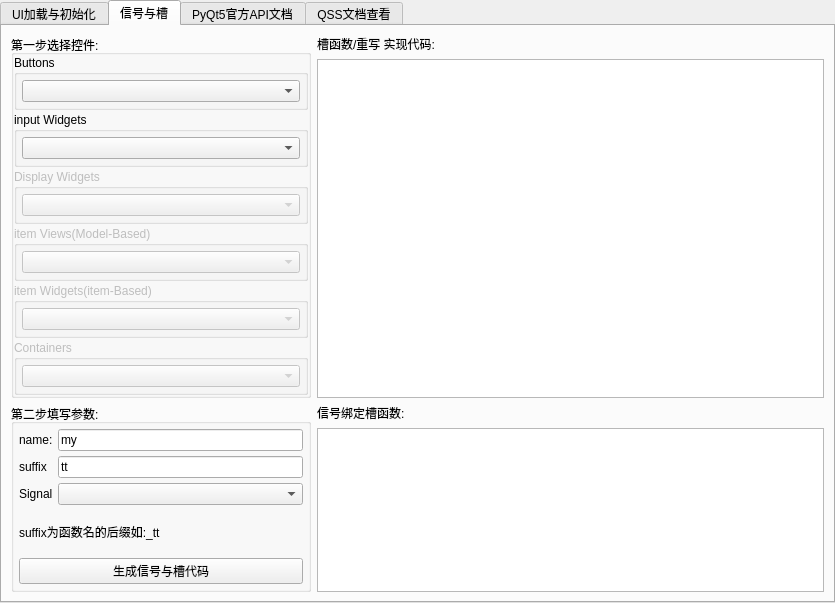
The window that ui/MainWindow.ui (luxiaolan6373/UI_tool) describes before a commit, drawn with Qt 5.
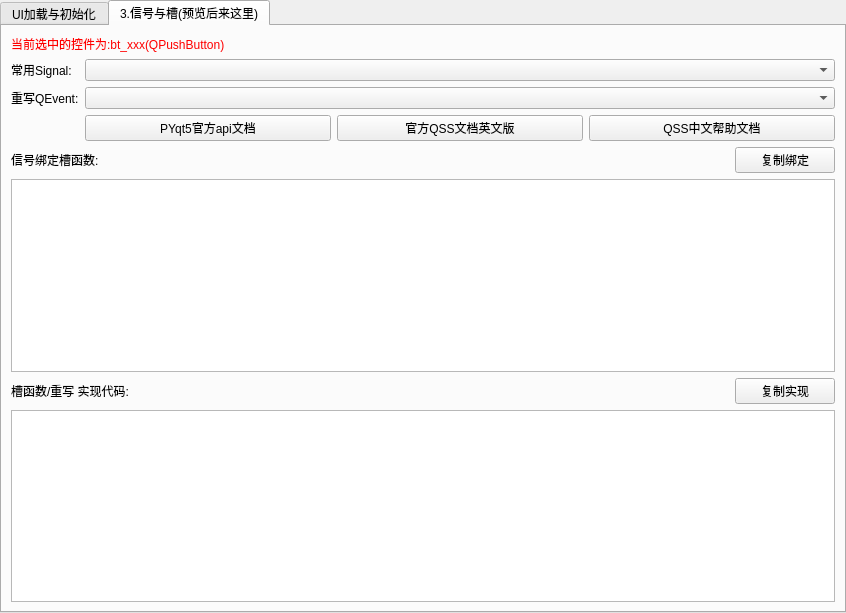
The same window after the commit. The open tabs and pages were chosen to show the change.

What changed in the file:
```diff
--- a/ui/MainWindow.ui
+++ b/ui/MainWindow.ui
@@ -7,8 +7,8 @@
    <rect>
     <x>0</x>
     <y>0</y>
-    <width>835</width>
-    <height>603</height>
+    <width>846</width>
+    <height>613</height>
    </rect>
   </property>
   <property name="windowTitle">
@@ -18,7 +18,12 @@
    <string>&lt;html&gt;&lt;head/&gt;&lt;body&gt;&lt;p&gt;还有更多功能正在研发中...&lt;/p&gt;&lt;p&gt;如果您有什么想法可以在论坛或者B站留言!&lt;/p&gt;&lt;p&gt;论坛地址:www.52pojie.cn&lt;/p&gt;&lt;p&gt;B站ID:python懒人智能&lt;/p&gt;&lt;/body&gt;&lt;/html&gt;</string>
   </property>
   <property name="styleSheet">
-   <string notr="true">font: 75 10pt &quot;微软雅黑&quot;;</string>
+   <string notr="true">*{font: 75 10pt &quot;微软雅黑&quot;;}
+
+#lb_title{
+color:red;
+	font: 75 11pt &quot;微软雅黑&quot;;
+}</string>
   </property>
   <widget class="QWidget" name="centralwidget">
    <layout class="QHBoxLayout" name="horizontalLayout">
@@ -275,10 +280,10 @@
               </property>
              </widget>
             </item>
-            <item row="1" column="2">
-             <widget class="QCheckBox" name="cb_wbk">
+            <item row="2" column="0" colspan="2">
+             <widget class="QLabel" name="label_5">
               <property name="text">
-               <string>窗口无边框</string>
+               <string>窗口透明度(0-1之间的小数):</string>
               </property>
              </widget>
             </item>
@@ -352,678 +357,137 @@
       </widget>
       <widget class="QWidget" name="tab_2">
        <attribute name="title">
-        <string>信号与槽</string>
+        <string>3.信号与槽(预览后来这里)</string>
        </attribute>
-       <layout class="QGridLayout" name="gridLayout_3">
-        <item row="3" column="1">
-         <widget class="QTextEdit" name="ed_signal"/>
-        </item>
-        <item row="0" column="1">
-         <widget class="QLabel" name="label_7">
+       <layout class="QVBoxLayout" name="verticalLayout">
+        <item>
+         <widget class="QLabel" name="lb_title">
           <property name="text">
-           <string>槽函数/重写 实现代码:</string>
+           <string>当前选中的控件为:bt_xxx(QPushButton)</string>
           </property>
          </widget>
         </item>
-        <item row="0" column="0" rowspan="2">
-         <widget class="QGroupBox" name="groupBox_7">
-          <property name="maximumSize">
-           <size>
-            <width>300</width>
-            <height>16777215</height>
-           </size>
-          </property>
-          <property name="title">
-           <string>第一步选择控件:</string>
-          </property>
-          <layout class="QVBoxLayout" name="verticalLayout">
-           <property name="spacing">
-            <number>2</number>
-           </property>
-           <property name="leftMargin">
-            <number>0</number>
-           </property>
-           <property name="topMargin">
-            <number>0</number>
-           </property>
-           <property name="rightMargin">
-            <number>0</number>
-           </property>
-           <property name="bottomMargin">
-            <number>0</number>
-           </property>
-           <item>
-            <widget class="QGroupBox" name="groupBox">
-             <property name="title">
-              <string>Buttons</string>
-             </property>
-             <layout class="QVBoxLayout" name="verticalLayout_6" stretch="0">
-              <property name="spacing">
-               <number>5</number>
+        <item>
+         <layout class="QFormLayout" name="formLayout_2">
+          <item row="0" column="0">
+           <widget class="QLabel" name="signalLabel_2">
+            <property name="text">
+             <string>常用Signal:</string>
+            </property>
+           </widget>
+          </item>
+          <item row="0" column="1">
+           <widget class="QComboBox" name="cbb_signal"/>
+          </item>
+          <item row="1" column="0">
+           <widget class="QLabel" name="signalLabel_3">
+            <property name="text">
+             <string>重写QEvent:</string>
+            </property>
+           </widget>
+          </item>
+          <item row="1" column="1">
+           <widget class="QComboBox" name="cbb_qevent"/>
+          </item>
+          <item row="2" column="1">
+           <layout class="QHBoxLayout" name="horizontalLayout_2">
+            <item>
+             <widget class="QPushButton" name="bt_pyqtapi">
+              <property name="maximumSize">
+               <size>
+                <width>16777215</width>
+                <height>16777215</height>
+               </size>
               </property>
-              <property name="leftMargin">
-               <number>5</number>
+              <property name="text">
+               <string>PYqt5官方api文档</string>
               </property>
-              <property name="topMargin">
-               <number>5</number>
+             </widget>
+            </item>
+            <item>
+             <widget class="QPushButton" name="bt_qss">
+              <property name="maximumSize">
+               <size>
+                <width>16777215</width>
+                <height>16777215</height>
+               </size>
               </property>
-              <property name="rightMargin">
-               <number>5</number>
+              <property name="text">
+               <string>官方QSS文档英文版</string>
               </property>
-              <property name="bottomMargin">
-               <number>5</number>
+             </widget>
+            </item>
+            <item>
+             <widget class="QPushButton" name="bt_qss_2">
+              <property name="maximumSize">
+               <size>
+                <width>16777215</width>
+                <height>16777215</height>
+               </size>
               </property>
-              <item>
-               <widget class="QComboBox" name="cbb_buttons">
-                <property name="toolTipDuration">
-                 <number>-1</number>
-                </property>
-                <property name="currentIndex">
-                 <number>-1</number>
-                </property>
-                <item>
-                 <property name="text">
-                  <string>Push Buttoon</string>
-                 </property>
-                </item>
-                <item>
-                 <property name="text">
-                  <string>Tool Button</string>
-                 </property>
-                </item>
-                <item>
-                 <property name="text">
-                  <string>Radio Button</string>
-                 </property>
-                </item>
-                <item>
-                 <property name="text">
-                  <string>Check Box</string>
-                 </property>
-                </item>
-                <item>
-                 <property name="text">
-                  <string>Command Link Button</string>
-                 </property>
-                </item>
-                <item>
-                 <property name="text">
-                  <string>Dialog Button Box</string>
-                 </property>
-                </item>
-               </widget>
-              </item>
-             </layout>
-            </widget>
-           </item>
-           <item>
-            <widget class="QGroupBox" name="groupBox_2">
-             <property name="title">
-              <string>input Widgets</string>
-             </property>
-             <layout class="QVBoxLayout" name="verticalLayout_5" stretch="0">
-              <property name="spacing">
-               <number>5</number>
+              <property name="text">
+               <string>QSS中文帮助文档</string>
               </property>
-              <property name="leftMargin">
-               <number>5</number>
-              </property>
-              <property name="topMargin">
-               <number>5</number>
-              </property>
-              <property name="rightMargin">
-               <number>5</number>
-              </property>
-              <property name="bottomMargin">
-               <number>5</number>
-              </property>
-              <item>
-               <widget class="QComboBox" name="cbb_input">
-                <property name="toolTipDuration">
-                 <number>0</number>
-                </property>
-                <property name="currentIndex">
-                 <number>-1</number>
-                </property>
-                <item>
-                 <property name="text">
-                  <string>Combo Box</string>
-                 </property>
-                </item>
-                <item>
-                 <property name="text">
-                  <string>Font Combo Box</string>
-                 </property>
-                </item>
-                <item>
-                 <property name="text">
-                  <string>Line Edit</string>
-                 </property>
-                </item>
-                <item>
-                 <property name="text">
-                  <string>Text Edit</string>
-                 </property>
-                </item>
-                <item>
-                 <property name="text">
-                  <string>Plain Text Edit</string>
-                 </property>
-                </item>
-                <item>
-                 <property name="text">
-                  <string>Spin Box</string>
-                 </property>
-                </item>
-                <item>
-                 <property name="text">
-                  <string>Double Spin Box</string>
-                 </property>
-                </item>
-                <item>
-                 <property name="text">
-                  <string>Time Edit</string>
-                 </property>
-                </item>
-                <item>
-                 <property name="text">
-                  <string>Date Edit</string>
-                 </property>
-                </item>
-                <item>
-                 <property name="text">
-                  <string>Date/Time Edit</string>
-                 </property>
-                </item>
-                <item>
-                 <property name="text">
-                  <string>Dial</string>
-                 </property>
-                </item>
-                <item>
-                 <property name="text">
-                  <string>Horizontal Scroll Bar</string>
-                 </property>
-                </item>
-                <item>
-                 <property name="text">
-                  <string>Vertical Scroll Bar</string>
-                 </property>
-                </item>
-                <item>
-                 <property name="text">
-                  <string>Horizontal Slider</string>
-                 </property>
-                </item>
-                <item>
-                 <property name="text">
-                  <string>VerTical Slider</string>
-                 </property>
-                </item>
-                <item>
-                 <property name="text">
-                  <string>Key Sequence Edit</string>
-                 </property>
-                </item>
-               </widget>
-              </item>
-             </layout>
-            </widget>
-           </item>
-           <item>
-            <widget class="QGroupBox" name="groupBox_3">
-             <property name="enabled">
-              <bool>false</bool>
-             </property>
-             <property name="title">
-              <string>Display Widgets</string>
-             </property>
-             <layout class="QVBoxLayout" name="verticalLayout_4" stretch="0">
-              <property name="spacing">
-               <number>5</number>
-              </property>
-              <property name="leftMargin">
-               <number>5</number>
-              </property>
-              <property name="topMargin">
-               <number>5</number>
-              </property>
-              <property name="rightMargin">
-               <number>5</number>
-              </property>
-              <property name="bottomMargin">
-               <number>5</number>
-              </property>
-              <item>
-               <widget class="QComboBox" name="cbb_display">
-                <property name="toolTipDuration">
-                 <number>0</number>
-                </property>
-                <property name="currentIndex">
-                 <number>-1</number>
-                </property>
-                <item>
-                 <property name="text">
-                  <string>Label</string>
-                 </property>
-                </item>
-                <item>
-                 <property name="text">
-                  <string>Text Browser</string>
-                 </property>
-                </item>
-                <item>
-                 <property name="text">
-                  <string>Graphics View</string>
-                 </property>
-                </item>
-                <item>
-                 <property name="text">
-                  <string>Calendar Widget</string>
-                 </property>
-                </item>
-                <item>
-                 <property name="text">
-                  <string>LCD Number</string>
-                 </property>
-                </item>
-                <item>
-                 <property name="text">
-                  <string>Progress Bar</string>
-                 </property>
-                </item>
-               </widget>
-              </item>
-             </layout>
-            </widget>
-           </item>
-           <item>
-            <widget class="QGroupBox" name="groupBox_4">
-             <property name="enabled">
-              <bool>false</bool>
-             </property>
-             <property name="title">
-              <string>item Views(Model-Based)</string>
-             </property>
-             <layout class="QVBoxLayout" name="verticalLayout_3" stretch="0">
-              <property name="spacing">
-               <number>5</number>
-              </property>
-              <property name="leftMargin">
-               <number>5</number>
-              </property>
-              <property name="topMargin">
-               <number>5</number>
-              </property>
-              <property name="rightMargin">
-               <number>5</number>
-              </property>
-              <property name="bottomMargin">
-               <number>5</number>
-              </property>
-              <item>
-               <widget class="QComboBox" name="cbb_itemViews">
-                <property name="toolTipDuration">
-                 <number>0</number>
-                </property>
-                <property name="currentIndex">
-                 <number>-1</number>
-                </property>
-                <item>
-                 <property name="text">
-                  <string>list View</string>
-                 </property>
-                </item>
-                <item>
-                 <property name="text">
-                  <string>Tree View</string>
-                 </property>
-                </item>
-                <item>
-                 <property name="text">
-                  <string>Table View</string>
-                 </property>
-                </item>
-                <item>
-                 <property name="text">
-                  <string>Column View</string>
-                 </property>
-                </item>
-                <item>
-                 <property name="text">
-                  <string>Undo View</string>
-                 </property>
-                </item>
-               </widget>
-              </item>
-             </layout>
-            </widget>
-           </item>
-           <item>
-            <widget class="QGroupBox" name="groupBox_5">
-             <property name="enabled">
-              <bool>false</bool>
-             </property>
-             <property name="title">
-              <string>item Widgets(item-Based)</string>
-             </property>
-             <layout class="QVBoxLayout" name="verticalLayout_2" stretch="0">
-              <property name="spacing">
-               <number>5</number>
-              </property>
-              <property name="leftMargin">
-               <number>5</number>
-              </property>
-              <property name="topMargin">
-               <number>5</number>
-              </property>
-              <property name="rightMargin">
-               <number>5</number>
-              </property>
-              <property name="bottomMargin">
-               <number>5</number>
-              </property>
-              <item>
-               <widget class="QComboBox" name="cbb_itemWidgets">
-                <property name="toolTipDuration">
-                 <number>0</number>
-                </property>
-                <property name="currentIndex">
-                 <number>-1</number>
-                </property>
-                <item>
-                 <property name="text">
-                  <string>List Widget</string>
-                 </property>
-                </item>
-                <item>
-                 <property name="text">
-                  <string>Tree Widget</string>
-                 </property>
-                </item>
-                <item>
-                 <property name="text">
-                  <string>Table Widget</string>
-                 </property>
-                </item>
-               </widget>
-              </item>
-             </layout>
-            </widget>
-           </item>
-           <item>
-            <widget class="QGroupBox" name="groupBox_6">
-             <property name="enabled">
-              <bool>false</bool>
-             </property>
-             <property name="title">
-              <string>Containers</string>
-             </property>
-             <layout class="QHBoxLayout" name="horizontalLayout_2" stretch="0">
-              <property name="spacing">
-               <number>5</number>
-              </property>
-              <property name="leftMargin">
-               <number>5</number>
-              </property>
-              <property name="topMargin">
-               <number>5</number>
-              </property>
-              <property name="rightMargin">
-               <number>5</number>
-              </property>
-              <property name="bottomMargin">
-               <number>5</number>
-              </property>
-              <item>
-               <widget class="QComboBox" name="cbb_containers">
-                <property name="toolTipDuration">
-                 <number>0</number>
-                </property>
-                <property name="currentIndex">
-                 <number>-1</number>
-                </property>
-                <item>
-                 <property name="text">
-                  <string>Group Box</string>
-                 </property>
-                </item>
-                <item>
-                 <property name="text">
-                  <string>Scroll Area</string>
-                 </property>
-                </item>
-                <item>
-                 <property name="text">
-                  <string>Tool Box</string>
-                 </property>
-                </item>
-                <item>
-                 <property name="text">
-                  <string>Tab Widget</string>
-                 </property>
-                </item>
-                <item>
-                 <property name="text">
-                  <string>Stacked Widget</string>
-                 </property>
-                </item>
-                <item>
-                 <property name="text">
-                  <string>Frame</string>
-                 </property>
-                </item>
-                <item>
-                 <property name="text">
-                  <string>Widget</string>
-                 </property>
-                </item>
-                <item>
-                 <property name="text">
-                  <string>MDI Area</string>
-                 </property>
-                </item>
-                <item>
-                 <property name="text">
-                  <string>Dock Widget</string>
-                 </property>
-                </item>
-               </widget>
-              </item>
-             </layout>
-            </widget>
-           </item>
-          </layout>
-         </widget>
+             </widget>
+            </item>
+           </layout>
+          </item>
+         </layout>
         </item>
-        <item row="2" column="1">
-         <widget class="QLabel" name="label_6">
-          <property name="text">
-           <string>信号绑定槽函数:</string>
-          </property>
-         </widget>
-        </item>
-        <item row="1" column="1">
-         <widget class="QTextEdit" name="ed_connect"/>
-        </item>
-        <item row="2" column="0" rowspan="2">
-         <widget class="QGroupBox" name="groupBox_8">
-          <property name="maximumSize">
-           <size>
-            <width>300</width>
-            <height>16777215</height>
-           </size>
-          </property>
-          <property name="title">
-           <string>第二步填写参数:</string>
-          </property>
-          <layout class="QVBoxLayout" name="verticalLayout_7">
-           <property name="spacing">
-            <number>5</number>
-           </property>
-           <property name="leftMargin">
-            <number>5</number>
-           </property>
-           <property name="topMargin">
-            <number>5</number>
-           </property>
-           <property name="rightMargin">
-            <number>5</number>
-           </property>
-           <property name="bottomMargin">
-            <number>5</number>
-           </property>
-           <item>
-            <layout class="QFormLayout" name="formLayout_2">
-             <item row="0" column="0">
-              <widget class="QLabel" name="nameLabel_2">
-               <property name="text">
-                <string>name:</string>
-               </property>
-              </widget>
-             </item>
-             <item row="0" column="1">
-              <widget class="QLineEdit" name="nameLineEdit_2">
-               <property name="text">
-                <string>my</string>
-               </property>
-              </widget>
-             </item>
-             <item row="1" column="0">
-              <widget class="QLabel" name="suffixLabel">
-               <property name="text">
-                <string>suffix</string>
-               </property>
-              </widget>
-             </item>
-             <item row="1" column="1">
-              <widget class="QLineEdit" name="suffixLineEdit">
-               <property name="text">
-                <string>tt</string>
-               </property>
-              </widget>
-             </item>
-             <item row="2" column="0">
-              <widget class="QLabel" name="signalLabel">
-               <property name="text">
-                <string>Signal</string>
-               </property>
-              </widget>
-             </item>
-             <item row="2" column="1">
-              <widget class="QComboBox" name="cbb_signal"/>
-             </item>
-            </layout>
-           </item>
-           <item>
-            <widget class="QLabel" name="label_5">
-             <property name="text">
-              <string>suffix为函数名的后缀如:_tt</string>
-             </property>
-            </widget>
-           </item>
-           <item>
-            <widget class="QPushButton" name="bt_code_signal">
-             <property name="text">
-              <string>生成信号与槽代码</string>
-             </property>
-            </widget>
-           </item>
-          </layout>
-         </widget>
-        </item>
-       </layout>
-      </widget>
-      <widget class="QWidget" name="tab_3">
-       <attribute name="title">
-        <string>PyQt5官方API文档</string>
-       </attribute>
-       <layout class="QVBoxLayout" name="vbox_web">
-        <property name="spacing">
-         <number>5</number>
-        </property>
-        <property name="leftMargin">
-         <number>5</number>
-        </property>
-        <property name="topMargin">
-         <number>5</number>
-        </property>
-        <property name="rightMargin">
-         <number>5</number>
-        </property>
-        <property name="bottomMargin">
-         <number>5</number>
-        </property>
         <item>
          <layout class="QHBoxLayout" name="horizontalLayout_3">
           <item>
-           <spacer name="horizontalSpacer">
-            <property name="orientation">
-             <enum>Qt::Horizontal</enum>
+           <widget class="QLabel" name="label_6">
+            <property name="text">
+             <string>信号绑定槽函数:</string>
             </property>
-            <property name="sizeHint" stdset="0">
+           </widget>
+          </item>
+          <item>
+           <widget class="QPushButton" name="bt_copy_bind">
+            <property name="maximumSize">
              <size>
-              <width>40</width>
-              <height>20</height>
+              <width>100</width>
+              <height>16777215</height>
              </size>
             </property>
-           </spacer>
-          </item>
-          <item>
-           <widget class="QLineEdit" name="ed_api"/>
-          </item>
-          <item>
-           <widget class="QPushButton" name="bt_find_api">
             <property name="text">
-             <string>查找</string>
+             <string>复制绑定</string>
             </property>
            </widget>
           </item>
          </layout>
         </item>
-       </layout>
-      </widget>
-      <widget class="QWidget" name="tab_4">
-       <attribute name="title">
-        <string>QSS文档查看</string>
-       </attribute>
-       <layout class="QVBoxLayout" name="vbox_QSS_web">
-        <property name="spacing">
-         <number>5</number>
-        </property>
-        <property name="leftMargin">
-         <number>5</number>
-        </property>
-        <property name="topMargin">
-         <number>5</number>
-        </property>
-        <property name="rightMargin">
-         <number>5</number>
-        </property>
-        <property name="bottomMargin">
-         <number>5</number>
-        </property>
+        <item>
+         <widget class="QTextEdit" name="ed_signal"/>
+        </item>
         <item>
          <layout class="QHBoxLayout" name="horizontalLayout_4">
           <item>
-           <widget class="QPushButton" name="bt_qss">
+           <widget class="QLabel" name="label_7">
             <property name="text">
-             <string>官方QSS文档英文版 建议使用有道词典的截图翻译</string>
+             <string>槽函数/重写 实现代码:</string>
             </property>
            </widget>
           </item>
           <item>
-           <widget class="QLineEdit" name="ed_qss"/>
-          </item>
-          <item>
-           <widget class="QPushButton" name="bt_find_qss">
+           <widget class="QPushButton" name="bt_copy_connect">
+            <property name="maximumSize">
+             <size>
+              <width>100</width>
+              <height>16777215</height>
+             </size>
+            </property>
             <property name="text">
-             <string>查找</string>
+             <string>复制实现</string>
             </property>
            </widget>
           </item>
          </layout>
         </item>
+        <item>
+         <widget class="QTextEdit" name="ed_connect"/>
+        </item>
        </layout>
       </widget>
      </widget>
```
Left out of the diff: 235 changed lines with no effect on the pictures.
